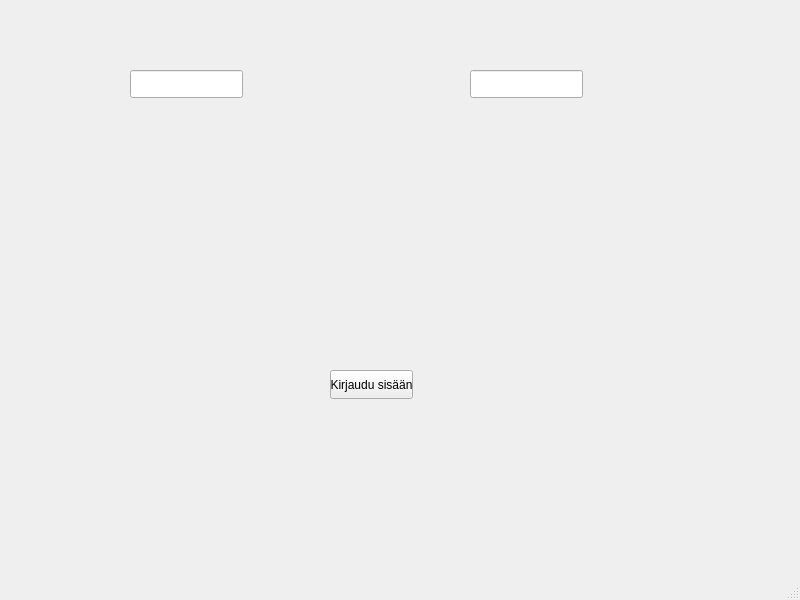
Above: frontend/mainwindow.ui from 22kmo-project/group_1 before the change. Below: the same form after it.
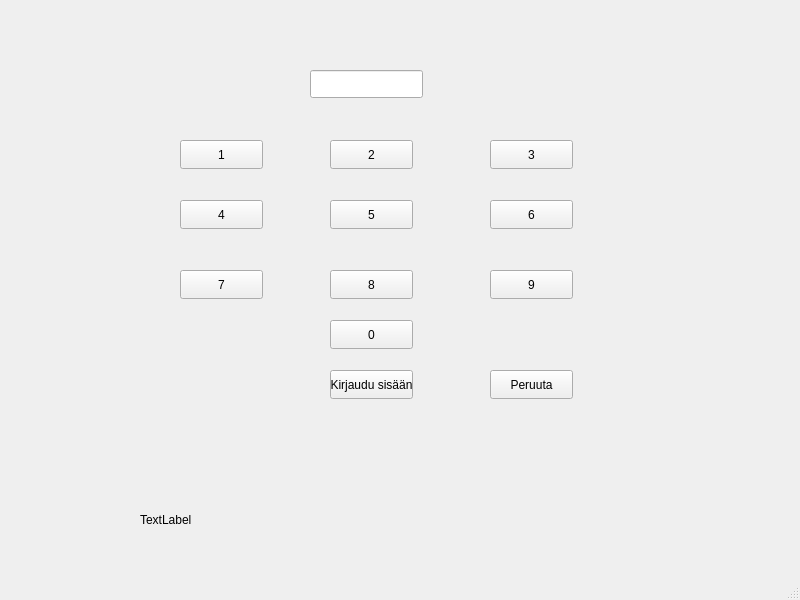
That is the form after the change.

The edit to the form file:
```diff
--- a/frontend/mainwindow.ui
+++ b/frontend/mainwindow.ui
@@ -27,39 +27,185 @@
      <string>Kirjaudu sisään</string>
     </property>
    </widget>
-   <widget class="QLineEdit" name="textCardNum">
-    <property name="geometry">
-     <rect>
-      <x>130</x>
-      <y>70</y>
-      <width>113</width>
-      <height>28</height>
-     </rect>
-    </property>
-   </widget>
-   <widget class="QLineEdit" name="textPinCode">
-    <property name="geometry">
-     <rect>
-      <x>470</x>
-      <y>70</y>
-      <width>113</width>
-      <height>28</height>
-     </rect>
-    </property>
-   </widget>
    <widget class="QLabel" name="labelInfo">
     <property name="geometry">
      <rect>
-      <x>300</x>
-      <y>200</y>
-      <width>191</width>
-      <height>91</height>
+      <x>100</x>
+      <y>420</y>
+      <width>521</width>
+      <height>51</height>
      </rect>
     </property>
     <property name="text">
      <string/>
     </property>
    </widget>
+   <widget class="QPushButton" name="pushButton_1">
+    <property name="geometry">
+     <rect>
+      <x>180</x>
+      <y>140</y>
+      <width>83</width>
+      <height>29</height>
+     </rect>
+    </property>
+    <property name="text">
+     <string>1</string>
+    </property>
+   </widget>
+   <widget class="QPushButton" name="pushButton_2">
+    <property name="geometry">
+     <rect>
+      <x>330</x>
+      <y>140</y>
+      <width>83</width>
+      <height>29</height>
+     </rect>
+    </property>
+    <property name="text">
+     <string>2</string>
+    </property>
+   </widget>
+   <widget class="QPushButton" name="pushButton_3">
+    <property name="geometry">
+     <rect>
+      <x>490</x>
+      <y>140</y>
+      <width>83</width>
+      <height>29</height>
+     </rect>
+    </property>
+    <property name="text">
+     <string>3</string>
+    </property>
+   </widget>
+   <widget class="QPushButton" name="pushButton_4">
+    <property name="geometry">
+     <rect>
+      <x>180</x>
+      <y>200</y>
+      <width>83</width>
+      <height>29</height>
+     </rect>
+    </property>
+    <property name="text">
+     <string>4</string>
+    </property>
+   </widget>
+   <widget class="QPushButton" name="pushButton_5">
+    <property name="geometry">
+     <rect>
+      <x>330</x>
+      <y>200</y>
+      <width>83</width>
+      <height>29</height>
+     </rect>
+    </property>
+    <property name="text">
+     <string>5</string>
+    </property>
+   </widget>
+   <widget class="QPushButton" name="pushButton_6">
+    <property name="geometry">
+     <rect>
+      <x>490</x>
+      <y>200</y>
+      <width>83</width>
+      <height>29</height>
+     </rect>
+    </property>
+    <property name="text">
+     <string>6</string>
+    </property>
+   </widget>
+   <widget class="QPushButton" name="pushButton_7">
+    <property name="geometry">
+     <rect>
+      <x>180</x>
+      <y>270</y>
+      <width>83</width>
+      <height>29</height>
+     </rect>
+    </property>
+    <property name="text">
+     <string>7</string>
+    </property>
+   </widget>
+   <widget class="QPushButton" name="pushButton_8">
+    <property name="geometry">
+     <rect>
+      <x>330</x>
+      <y>270</y>
+      <width>83</width>
+      <height>29</height>
+     </rect>
+    </property>
+    <property name="text">
+     <string>8</string>
+    </property>
+   </widget>
+   <widget class="QPushButton" name="pushButton_9">
+    <property name="geometry">
+     <rect>
+      <x>490</x>
+      <y>270</y>
+      <width>83</width>
+      <height>29</height>
+     </rect>
+    </property>
+    <property name="text">
+     <string>9</string>
+    </property>
+   </widget>
+   <widget class="QPushButton" name="pushButton_0">
+    <property name="geometry">
+     <rect>
+      <x>330</x>
+      <y>320</y>
+      <width>83</width>
+      <height>29</height>
+     </rect>
+    </property>
+    <property name="text">
+     <string>0</string>
+    </property>
+   </widget>
+   <widget class="QPushButton" name="peruutaButton">
+    <property name="geometry">
+     <rect>
+      <x>490</x>
+      <y>370</y>
+      <width>83</width>
+      <height>29</height>
+     </rect>
+    </property>
+    <property name="text">
+     <string>Peruuta</string>
+    </property>
+   </widget>
+   <widget class="QLineEdit" name="lineEditKirjaudu">
+    <property name="geometry">
+     <rect>
+      <x>310</x>
+      <y>70</y>
+      <width>113</width>
+      <height>28</height>
+     </rect>
+    </property>
+   </widget>
+   <widget class="QLabel" name="labelKirjaudu">
+    <property name="geometry">
+     <rect>
+      <x>140</x>
+      <y>510</y>
+      <width>511</width>
+      <height>20</height>
+     </rect>
+    </property>
+    <property name="text">
+     <string>TextLabel</string>
+    </property>
+   </widget>
   </widget>
   <widget class="QMenuBar" name="menubar">
    <property name="geometry">
```
